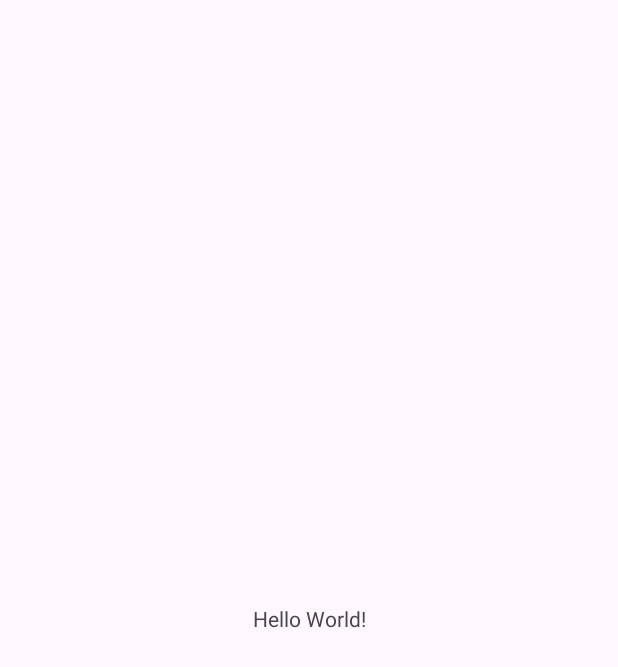
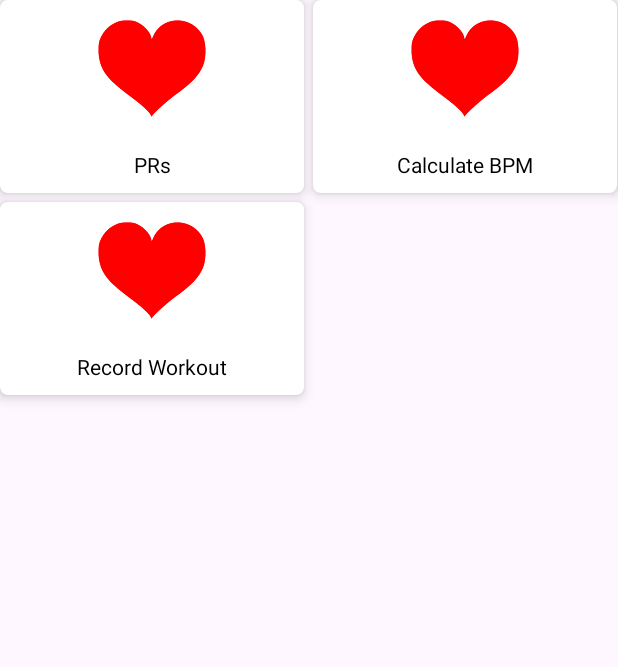
Before and after one commit to Ahmed20150/Fitness-Tracker--CodeAlpha-Internship, an Android app: the screen it shows after launch (MainActivity), on a phone screen of 412 x 824 dp. Before the commit the part shown is almost empty. Shown: the top 667 px of the screen. Run offline under Robolectric (Android 15) with nearby library versions, the phone set to English and light mode, and no system bars.

Commit message:
Added Grid View, Card View Layout

```diff
--- a/app/build.gradle.kts
+++ b/app/build.gradle.kts
@@ -44,4 +44,6 @@ dependencies {
     testImplementation("junit:junit:4.13.2")
     androidTestImplementation("androidx.test.ext:junit:1.1.5")
     androidTestImplementation("androidx.test.espresso:espresso-core:3.5.1")
+    implementation("androidx.cardview:cardview:1.0.0")
+
 }
--- /dev/null
+++ b/app/src/main/java/com/example/codealphafitnesstrackerapp/GridRVAdapter.kt
@@ -0,0 +1,63 @@
+package com.gtappdevelopers.kotlingfgproject
+
+import android.content.Context
+import android.view.LayoutInflater
+import android.view.View
+import android.view.ViewGroup
+import android.widget.BaseAdapter
+import android.widget.ImageView
+import android.widget.TextView
+import com.example.codealphafitnesstrackerapp.GridViewModel
+import com.example.codealphafitnesstrackerapp.R
+
+
+internal class GridRVAdapter(
+
+    private val courseList: List<GridViewModel>,
+    private val context: Context
+) :
+    BaseAdapter() {
+
+    private var layoutInflater: LayoutInflater? = null
+    private lateinit var courseTV: TextView
+    private lateinit var courseIV: ImageView
+
+
+    override fun getCount(): Int {
+        return courseList.size
+    }
+
+
+    override fun getItem(position: Int): Any? {
+        return null
+    }
+
+
+    override fun getItemId(position: Int): Long {
+        return 0
+    }
+
+
+    override fun getView(position: Int, convertView: View?, parent: ViewGroup?): View? {
+        var convertView = convertView
+
+        if (layoutInflater == null) {
+            layoutInflater =
+                context.getSystemService(Context.LAYOUT_INFLATER_SERVICE) as LayoutInflater
+        }
+
+        if (convertView == null) {
+
+            convertView = layoutInflater!!.inflate(R.layout.grid_item, null)
+        }
+
+        courseIV = convertView!!.findViewById(R.id.idIVCourse)
+        courseTV = convertView!!.findViewById(R.id.idTVCourse)
+
+        courseIV.setImageResource(courseList.get(position).cardImg)
+
+        courseTV.setText(courseList.get(position).cardName)
+
+        return convertView
+    }
+}
--- /dev/null
+++ b/app/src/main/java/com/example/codealphafitnesstrackerapp/GridViewModel.kt
@@ -0,0 +1,7 @@
+package com.example.codealphafitnesstrackerapp
+
+data class GridViewModel(
+    val cardName: String,
+    val cardImg: Int
+
+)
--- a/app/src/main/java/com/example/codealphafitnesstrackerapp/MainActivity.kt
+++ b/app/src/main/java/com/example/codealphafitnesstrackerapp/MainActivity.kt
@@ -1,11 +1,43 @@
 package com.example.codealphafitnesstrackerapp
 
+import android.annotation.SuppressLint
 import androidx.appcompat.app.AppCompatActivity
 import android.os.Bundle
+import android.widget.AdapterView
+import android.widget.GridView
+import android.widget.TextView
+import com.gtappdevelopers.kotlingfgproject.GridRVAdapter
 
 class MainActivity : AppCompatActivity() {
+    lateinit var courseGRV: GridView
+    lateinit var courseList: List<GridViewModel>
+
     override fun onCreate(savedInstanceState: Bundle?) {
         super.onCreate(savedInstanceState)
         setContentView(R.layout.activity_main)
+
+
+        courseGRV = findViewById(R.id.idGRV)
+        courseList = ArrayList<GridViewModel>()
+
+
+        courseList = courseList + GridViewModel("PRs", R.drawable.heart)
+        courseList = courseList + GridViewModel("Calculate BPM", R.drawable.heart)
+        courseList = courseList + GridViewModel("Record Workout", R.drawable.heart)
+//        courseList = courseList + GridViewModel("Python", R.drawable.python)
+//        courseList = courseList + GridViewModel("Javascript", R.drawable.js)
+
+        val courseAdapter = GridRVAdapter(courseList = courseList, this@MainActivity)
+
+
+        courseGRV.adapter = courseAdapter
+
+
+//        courseGRV.onItemClickListener = AdapterView.OnItemClickListener { _, _, position, _ ->
+
+
+
+
+
     }
 }
--- /dev/null
+++ b/app/src/main/res/drawable/rounded_corners.xml
@@ -0,0 +1,5 @@
+<?xml version="1.0" encoding="utf-8"?>
+    <shape xmlns:android="http://schemas.android.com/apk/res/android">
+        <corners android:radius="12dp" />
+        <solid android:color="@android:color/black" />
+    </shape>
--- a/app/src/main/res/layout/activity_main.xml
+++ b/app/src/main/res/layout/activity_main.xml
@@ -6,13 +6,16 @@
     android:layout_height="match_parent"
     tools:context=".MainActivity">
 
-    <TextView
-        android:layout_width="wrap_content"
-        android:layout_height="wrap_content"
-        android:text="Hello World!"
-        app:layout_constraintBottom_toBottomOf="parent"
-        app:layout_constraintEnd_toEndOf="parent"
-        app:layout_constraintStart_toStartOf="parent"
-        app:layout_constraintTop_toTopOf="parent" />
+
+    <GridView
+        android:id="@+id/idGRV"
+        android:layout_width="match_parent"
+        android:layout_height="match_parent"
+        android:horizontalSpacing="6dp"
+        android:numColumns="2"
+        android:verticalSpacing="6dp" />
+
+
+
 
 </androidx.constraintlayout.widget.ConstraintLayout>
--- /dev/null
+++ b/app/src/main/res/layout/card_item.xml
@@ -0,0 +1,28 @@
+<?xml version="1.0" encoding="utf-8"?>
+<androidx.constraintlayout.widget.ConstraintLayout xmlns:android="http://schemas.android.com/apk/res/android"
+    xmlns:tools="http://schemas.android.com/tools"
+    android:layout_width="match_parent"
+    android:layout_height="match_parent"
+>
+
+    <LinearLayout
+        android:layout_width="137dp"
+        android:layout_height="122dp"
+        android:background="@drawable/rounded_corners"
+        android:orientation="vertical"
+        android:gravity="center"
+        android:padding="16dp"
+        tools:ignore="MissingConstraints">
+
+        <TextView
+            android:layout_width="wrap_content"
+            android:layout_height="wrap_content"
+            android:layout_gravity="center"
+            android:text="Card"
+            android:textSize="30sp"
+            android:textStyle="bold" />
+
+
+    </LinearLayout>
+
+</androidx.constraintlayout.widget.ConstraintLayout>
--- /dev/null
+++ b/app/src/main/res/layout/grid_item.xml
@@ -0,0 +1,40 @@
+<?xml version="1.0" encoding="utf-8"?>
+<androidx.cardview.widget.CardView
+    xmlns:android="http://schemas.android.com/apk/res/android"
+    xmlns:app="http://schemas.android.com/apk/res-auto"
+    android:layout_width="match_parent"
+    android:layout_height="wrap_content"
+    android:layout_gravity="center"
+    android:layout_margin="5dp"
+    app:cardCornerRadius="5dp"
+    app:cardElevation="5dp">
+
+    <LinearLayout
+        android:layout_width="match_parent"
+        android:layout_height="wrap_content"
+        android:orientation="vertical">
+
+
+        <ImageView
+            android:id="@+id/idIVCourse"
+            android:layout_width="80dp"
+            android:layout_height="80dp"
+            android:layout_gravity="center"
+            android:layout_margin="5dp"
+            android:padding="4dp"
+            android:src="@mipmap/ic_launcher" />
+
+        <TextView
+            android:id="@+id/idTVCourse"
+            android:layout_width="match_parent"
+            android:layout_height="wrap_content"
+            android:layout_gravity="center"
+            android:layout_margin="5dp"
+            android:padding="4dp"
+            android:text="@string/app_name"
+            android:textAlignment="center"
+            android:textColor="@color/black" />
+
+    </LinearLayout>
+
+</androidx.cardview.widget.CardView>
```
Also changed, not shown: app/src/main/res/drawable/heart.png (added).
